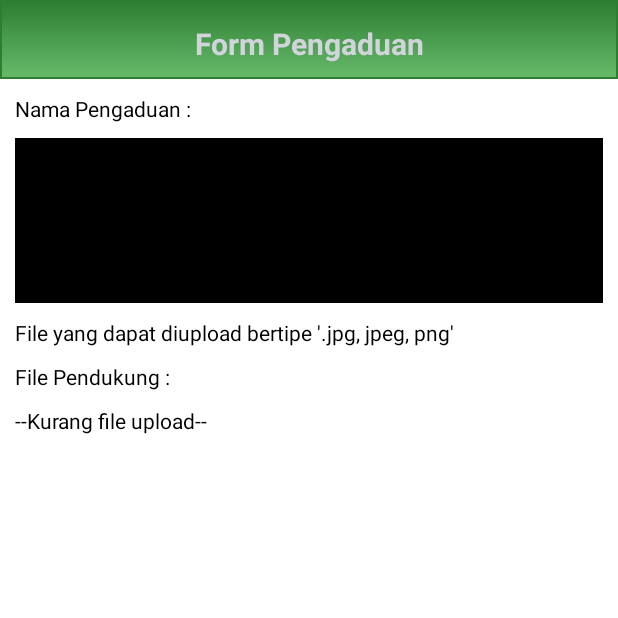
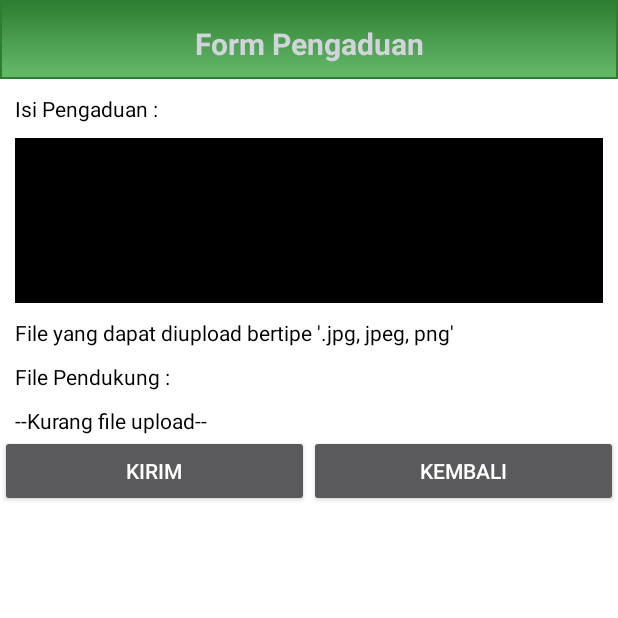
Before and after one commit to imagine-us/absen-mobile, an Android app: the FormPengaduanActivity screen opened directly, with no data from a screen before it, on a phone screen of 412 x 824 dp, the top half of it. Run offline under Robolectric (Android 15) with nearby library versions, the phone set to English and light mode, and no system bars.

Commit message:
Pengaduan Kurang Tanggapan 28/11/2019 04:22

```diff
--- a/app/src/main/AndroidManifest.xml
+++ b/app/src/main/AndroidManifest.xml
@@ -25,7 +25,9 @@
         android:roundIcon="@mipmap/ic_launcher_round"
         android:supportsRtl="true"
         android:theme="@style/Theme.AppCompat.NoActionBar">
-        <activity android:name=".TppActivity"></activity>
+        <activity android:name=".PengaduanTanggapan"></activity>
+        <activity android:name=".retrofit.PengaduanTanggapan" />
+        <activity android:name=".TppActivity" />
         <activity android:name=".FormPengaduanActivity" />
         <activity android:name=".FormAbsensiActivity" />
         <activity android:name=".PengaduanActivity" />
--- a/app/src/main/java/com/example/kominfopangkalabun/FormPengaduanActivity.java
+++ b/app/src/main/java/com/example/kominfopangkalabun/FormPengaduanActivity.java
@@ -2,13 +2,70 @@ package com.example.kominfopangkalabun;
 
 import androidx.appcompat.app.AppCompatActivity;
 
+import android.content.Context;
+import android.content.Intent;
 import android.os.Bundle;
+import android.util.Log;
+import android.view.View;
+import android.widget.Button;
+import android.widget.EditText;
+import android.widget.Toast;
+
+import com.example.kominfopangkalabun.model.Pengaduan.PengaduanModel;
+import com.example.kominfopangkalabun.retrofit.BaseApiService;
+import com.example.kominfopangkalabun.retrofit.UtilsApi;
+
+import retrofit2.Call;
+import retrofit2.Callback;
+import retrofit2.Response;
 
 public class FormPengaduanActivity extends AppCompatActivity {
+
+    Button btnPengaduanKembali, btnPengaduanKirim;
+    EditText edtIsiPengaduan;
+    BaseApiService mApiService;
+    Context context;
 
     @Override
     protected void onCreate(Bundle savedInstanceState) {
         super.onCreate(savedInstanceState);
         setContentView(R.layout.activity_form_pengaduan);
+
+        edtIsiPengaduan = findViewById(R.id.edtPengaduan);
+        btnPengaduanKembali = findViewById(R.id.btnFormPengaduanKembali);
+        btnPengaduanKirim = findViewById(R.id.btnFormPengaduanKirim);
+        mApiService = UtilsApi.getAPIService();
+        context = this;
+
+        btnPengaduanKembali.setOnClickListener(new View.OnClickListener() {
+            @Override
+            public void onClick(View view) {
+                finish();
+            }
+        });
+
+        btnPengaduanKirim.setOnClickListener(new View.OnClickListener() {
+            @Override
+            public void onClick(View view) {
+                String isiPengaduan = edtIsiPengaduan.getText().toString();
+                //seharusnya id pns
+                String noPns = "2";
+
+                Call<PengaduanModel> call = mApiService.insertPengaduan(noPns,isiPengaduan);
+                call.enqueue(new Callback<PengaduanModel>() {
+                    @Override
+                    public void onResponse(Call<PengaduanModel> call, Response<PengaduanModel> response) {
+                        Toast.makeText(context,"Pengaduan Terkirim",Toast.LENGTH_LONG).show();
+                        Intent intent = new Intent(context,PengaduanActivity.class);
+                        startActivity(intent);
+                    }
+
+                    @Override
+                    public void onFailure(Call<PengaduanModel> call, Throwable t) {
+                        Log.e("debug", "onFailure: ERROR > " + t.toString());
+                    }
+                });
+            }
+        });
     }
 }
--- a/app/src/main/java/com/example/kominfopangkalabun/PengaduanActivity.java
+++ b/app/src/main/java/com/example/kominfopangkalabun/PengaduanActivity.java
@@ -43,6 +43,7 @@ public class PengaduanActivity extends AppCompatActivity {
         tambahPengaduan.setOnClickListener(new View.OnClickListener() {
             @Override
             public void onClick(View view) {
+                finish();
                 Intent intent = new Intent(getApplicationContext(), FormPengaduanActivity.class);
                 startActivity(intent);
             }
--- a/app/src/main/java/com/example/kominfopangkalabun/retrofit/BaseApiService.java
+++ b/app/src/main/java/com/example/kominfopangkalabun/retrofit/BaseApiService.java
@@ -55,4 +55,9 @@ public interface BaseApiService {
      @GET("pengaduan")
      Call<PengaduanModel> requestPengaduan(@Query("pnsid") String id);
 
+    @FormUrlEncoded
+    @POST("inputpengaduan")
+    Call<PengaduanModel> insertPengaduan(@Field("pnsid") String pnsid,
+                                   @Field("pengaduan") String pengaduan);
+
 }
--- a/app/src/main/res/layout/activity_form_pengaduan.xml
+++ b/app/src/main/res/layout/activity_form_pengaduan.xml
@@ -38,7 +38,7 @@
         <TextView
             android:layout_width="wrap_content"
             android:layout_height="wrap_content"
-            android:text="Nama Pengaduan : "
+            android:text="Isi Pengaduan : "
             android:layout_marginTop="10dp"
             android:layout_marginLeft="10dp"
             android:textColor="@color/black"/>
@@ -78,6 +78,26 @@
             android:layout_marginLeft="10dp"
             android:textColor="@color/black"/>
 
+        <LinearLayout
+            android:layout_width="match_parent"
+            android:layout_height="match_parent"
+            android:orientation="horizontal">
+
+            <Button
+                android:id="@+id/btnFormPengaduanKirim"
+                android:layout_width="wrap_content"
+                android:layout_height="wrap_content"
+                android:layout_weight="1"
+                android:text="Kirim" />
+
+            <Button
+                android:id="@+id/btnFormPengaduanKembali"
+                android:layout_width="wrap_content"
+                android:layout_height="wrap_content"
+                android:layout_weight="1"
+                android:text="Kembali" />
+        </LinearLayout>
+
 
     </LinearLayout>
 
```
Also changed, not shown: app/src/main/java/com/example/kominfopangkalabun/PengaduanTanggapan.java (added, +14 -0 lines), app/src/main/java/com/example/kominfopangkalabun/adapter/PengaduanAdapter.java (+26 -6 lines), app/src/main/java/com/example/kominfopangkalabun/model/Pengaduan/Pengaduan.java (+11 -11 lines), app/src/main/res/layout/activity_pengaduan_tanggapan.xml (added, +9 -0 lines), app/src/main/res/layout/activity_pengaduan_tanggapan2.xml (added, +9 -0 lines).
